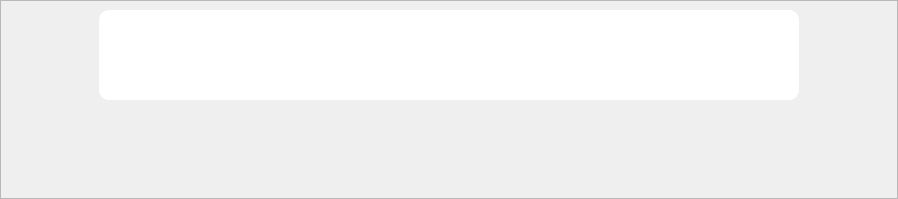
First picture: the form in TestDemo-2/input_widget.ui, repository mrshakil015/Python-GUI-PyQt6, before the edit.
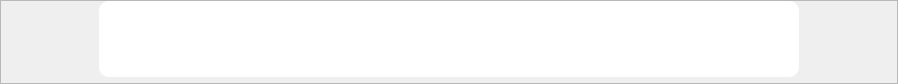
Second picture: the form after the edit. Icons and pictures are not drawn.

What changed in the file:
```diff
--- a/TestDemo-2/input_widget.ui
+++ b/TestDemo-2/input_widget.ui
@@ -7,7 +7,7 @@
     <x>0</x>
     <y>0</y>
     <width>898</width>
-    <height>199</height>
+    <height>84</height>
    </rect>
   </property>
   <property name="windowTitle">
@@ -48,6 +48,21 @@
       <enum>QFrame::Raised</enum>
      </property>
      <layout class="QGridLayout" name="gridLayout_5">
+      <property name="leftMargin">
+       <number>0</number>
+      </property>
+      <property name="topMargin">
+       <number>0</number>
+      </property>
+      <property name="rightMargin">
+       <number>0</number>
+      </property>
+      <property name="bottomMargin">
+       <number>0</number>
+      </property>
+      <property name="spacing">
+       <number>0</number>
+      </property>
       <item row="0" column="1">
        <widget class="QFrame" name="frame_4">
         <property name="styleSheet">
@@ -174,7 +189,7 @@
         </property>
         <property name="sizeHint" stdset="0">
          <size>
-          <width>80</width>
+          <width>95</width>
           <height>20</height>
          </size>
         </property>
@@ -187,7 +202,7 @@
         </property>
         <property name="sizeHint" stdset="0">
          <size>
-          <width>80</width>
+          <width>95</width>
           <height>20</height>
          </size>
         </property>
@@ -198,6 +213,9 @@
         <property name="orientation">
          <enum>Qt::Vertical</enum>
         </property>
+        <property name="sizeType">
+         <enum>QSizePolicy::Preferred</enum>
+        </property>
         <property name="sizeHint" stdset="0">
          <size>
           <width>20</width>
```
